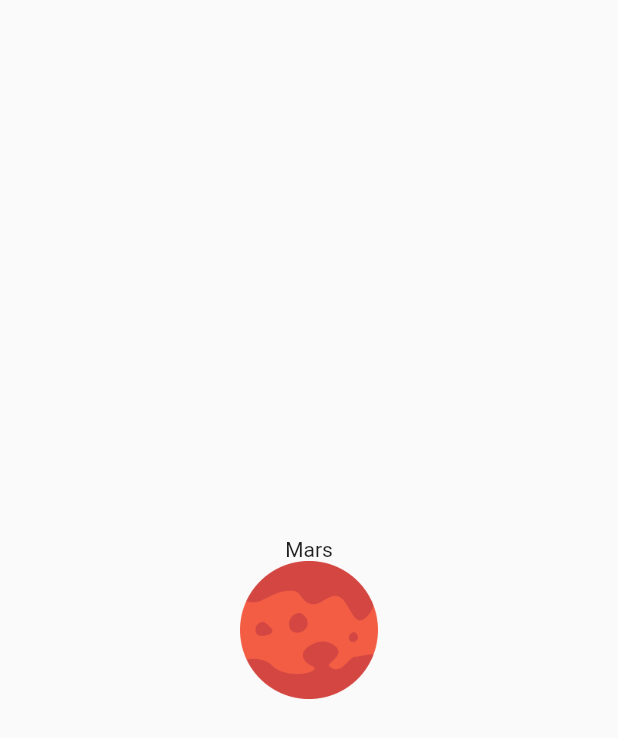
After one commit to vstanislavskyi/planets-flutter, a Flutter app: the screen it shows after launch, after a tap on "Mars", on a phone screen of 412 x 824 dp. The commit adds this screen. Shown: the top 738 px of the screen. Run offline on Flutter 3.47's test engine with Material 2 defaults, Android fonts, the phone set to English and light mode, and no system bars.

Commit message:
routing and navigation

```diff
--- a/lib/main.dart
+++ b/lib/main.dart
@@ -1,4 +1,5 @@
 import 'package:flutter/material.dart';
+//import 'package:elon_musk/ui/details/detail_page.dart';
 import 'package:elon_musk/ui/home/HomePage.dart';
 
 void main() {
@@ -6,5 +7,8 @@ void main() {
   runApp(new MaterialApp(
     title: "Planets",
     home: new HomePage(),
+//    routes: <String, WidgetBuilder>{
+//      '/detail': (_) => new DetailsPage(),
+//    },
   ));
 }
--- /dev/null
+++ b/lib/ui/details/detail_page.dart
@@ -0,0 +1,30 @@
+import 'package:elon_musk/model/planets.dart';
+import 'package:flutter/material.dart';
+
+class DetailPage extends StatelessWidget {
+  final Planet planet;
+  DetailPage(this.planet);
+
+  @override
+  Widget build(BuildContext context) {
+    return new Scaffold(
+        body: new Container(
+      constraints: new BoxConstraints.expand(),
+      child: new Column(
+        mainAxisAlignment: MainAxisAlignment.center,
+        children: <Widget>[
+          new Text(planet.name),
+          new Hero(
+            tag: "planet-hero-${planet.id}",
+            child: new Image(
+              //image: new AssetImage("assets/img/mars.png"),
+              image: new AssetImage(planet.image),
+              width: 92.0,
+              height: 92.0,
+            ),
+          )
+        ],
+      ),
+    ));
+  }
+}
--- a/lib/ui/home/PlanetRow.dart
+++ b/lib/ui/home/PlanetRow.dart
@@ -1,3 +1,4 @@
+import 'package:elon_musk/ui/details/detail_page.dart';
 import 'package:flutter/material.dart';
 import 'package:elon_musk/model/planets.dart';
 
@@ -93,21 +94,23 @@ class PlanetRow extends StatelessWidget {
     final planetThumbnail = new Container(
       margin: new EdgeInsets.symmetric(vertical: 16.0),
       alignment: FractionalOffset.centerLeft,
+      child: new Hero(
+        tag: "planet-hero-${planet.id}",
         child: new Image(
           //image: new AssetImage("assets/img/mars.png"),
           image: new AssetImage(planet.image),
           width: 92.0,
           height: 92.0,
         ),
+      ),
     );
 
-    return new Container(
-//      margin: const EdgeInsets.only(
-//        top: 16.0,
-//        bottom: 16.0,
-//        left: 24.0,
-//        right: 24.0,
-//      ),
+    return new GestureDetector(
+      //onTap: () => Navigator.pushNamed(context, "/detail"),
+      onTap: () => Navigator.of(context).push(new PageRouteBuilder(
+            pageBuilder: (_, __, ___) => new DetailPage(planet),
+          )),
+      child: new Container(
         height: 120.0,
         margin: const EdgeInsets.symmetric(
           vertical: 16.0,
@@ -118,6 +121,7 @@ class PlanetRow extends StatelessWidget {
             planetCard,
             planetThumbnail,
           ],
+        ),
       ),
     );
   }
```
Lines whose indentation alone changed are shown as unchanged.
